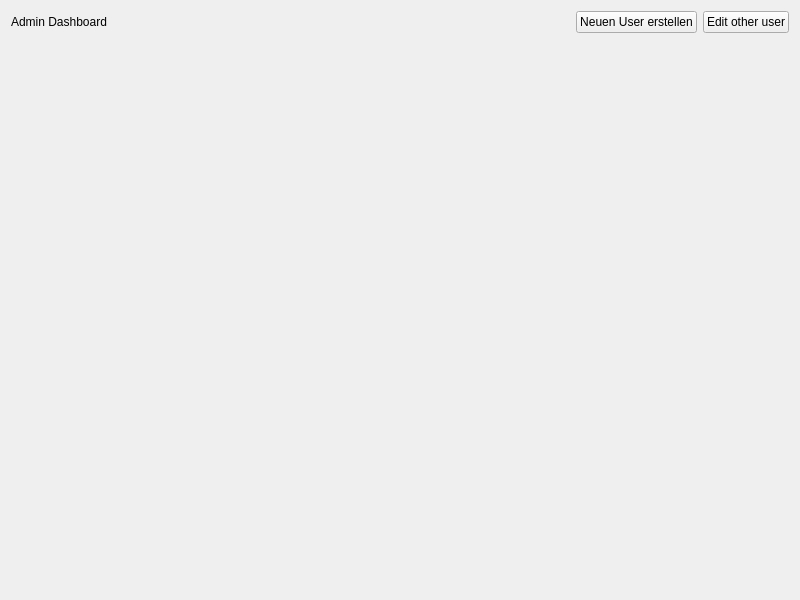
Qt form HR_Managment_System_Application/admindashboard.ui (MehmetMertt/twentyONE_HR_System) before a commit.
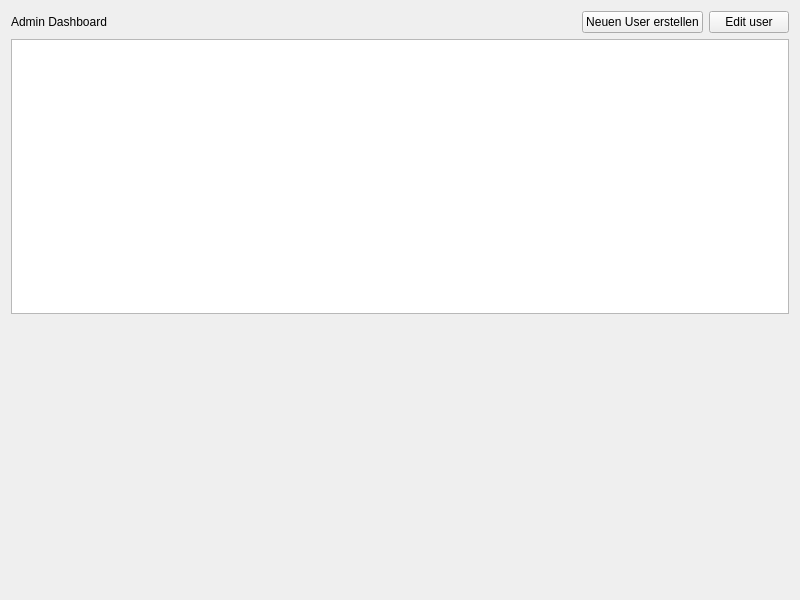
The same form after that commit.

The edit to the form file:
```diff
--- a/HR_Managment_System_Application/admindashboard.ui
+++ b/HR_Managment_System_Application/admindashboard.ui
@@ -46,12 +46,15 @@
      <item>
       <widget class="QPushButton" name="pushButton">
        <property name="text">
-        <string>Edit other user</string>
+        <string>Edit user</string>
        </property>
       </widget>
      </item>
     </layout>
    </item>
+   <item>
+    <widget class="QListWidget" name="employee_list"/>
+   </item>
    <item>
     <spacer name="verticalSpacer">
      <property name="orientation">
```
Left out of the diff: 2 changed lines with no effect on the pictures.
